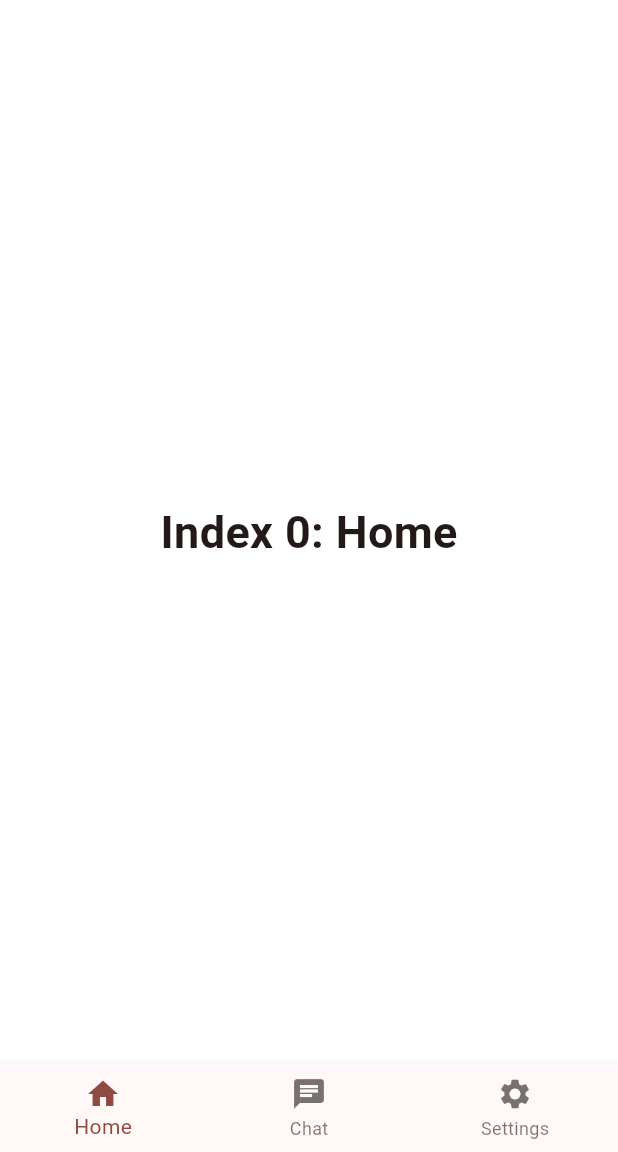
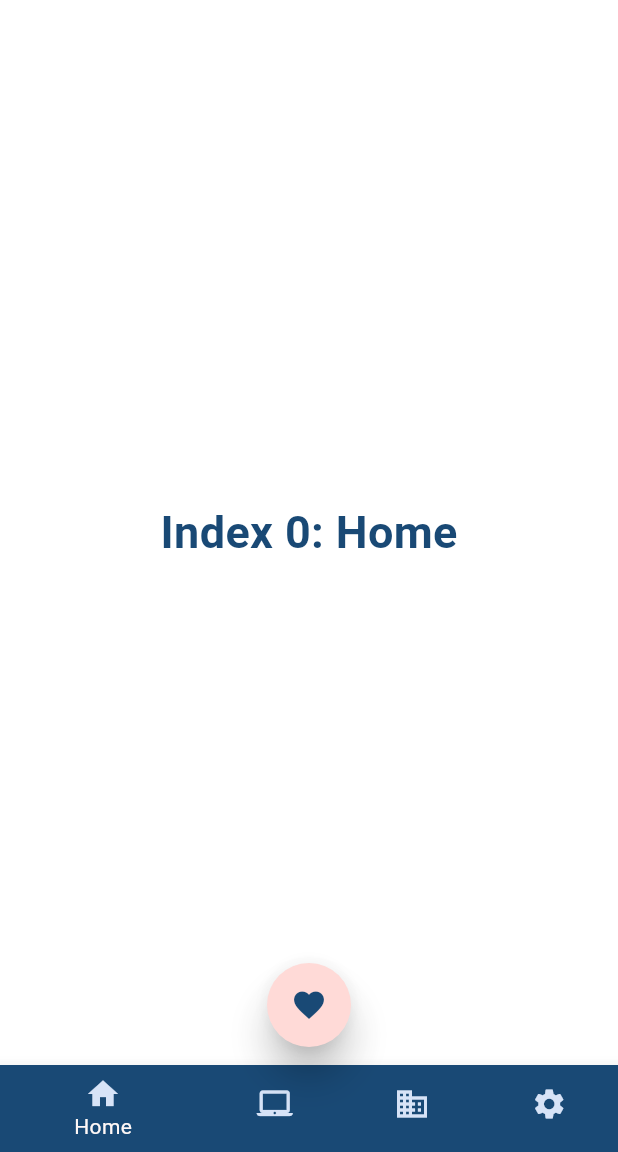
Before and after one commit to shossain786/practice_app, a Flutter app: the MyNavBarPage screen opened directly, on a phone screen of 412 x 824 dp, the part 84-1236 px from its top. Run offline on Flutter 3.47's test engine with Material 3 defaults, Android fonts, the phone set to English and light mode, and no system bars; our stand-ins replace flutter_linkify.

Commit message:
code pdate

```diff
--- a/lib/navbar_floating_btn/nav_bar_floating.dart
+++ b/lib/navbar_floating_btn/nav_bar_floating.dart
@@ -1,4 +1,6 @@
 import 'package:flutter/material.dart';
+import 'package:practice_app/main.dart';
+import 'package:practice_app/navbar_floating_btn/nav_bar_floating_btn_main.dart';
 
 class MyNavBarPage extends StatefulWidget {
   const MyNavBarPage({super.key});
@@ -9,19 +11,26 @@ class MyNavBarPage extends StatefulWidget {
 
 class _MyNavarPageState extends State<MyNavBarPage> {
   int _selectedIndex = 0;
-  static const TextStyle optionStyle =
-      TextStyle(fontSize: 30, fontWeight: FontWeight.bold);
+  static TextStyle optionStyle = TextStyle(
+    fontSize: 30,
+    fontWeight: FontWeight.bold,
+    color: kColorScheme1.onPrimaryContainer,
+  );
   final List<Widget> _myWidgets = <Widget>[
-    const Text(
+    Text(
       'Index 0: Home',
       style: optionStyle,
     ),
-    const Text(
-      'Index 1: Business',
+    Text(
+      'Index 1: Laptop',
       style: optionStyle,
     ),
-    const Text(
-      'Index 2: School',
+    Text(
+      'Index 2: Business',
+      style: optionStyle,
+    ),
+    Text(
+      'Index 3: Settings',
       style: optionStyle,
     ),
   ];
@@ -41,12 +50,52 @@ class _MyNavarPageState extends State<MyNavBarPage> {
         child: _myWidgets.elementAt(_selectedIndex),
       ),
       bottomNavigationBar: BottomNavigationBar(
-        items: const <BottomNavigationBarItem>[
-          BottomNavigationBarItem(icon: Icon(Icons.home), label: 'Home'),
-          BottomNavigationBarItem(icon: Icon(Icons.chat), label: 'Chat'),
-          BottomNavigationBarItem(icon: Icon(Icons.settings), label: 'Settings')
+        items: <BottomNavigationBarItem>[
+          BottomNavigationBarItem(
+            icon: Icon(
+              Icons.home,
+              color: kColorScheme1.secondaryContainer,
+            ),
+            label: 'Home',
+            backgroundColor: kColorScheme1.onPrimaryContainer,
+          ),
+          BottomNavigationBarItem(
+              icon: Icon(
+                Icons.laptop_mac,
+                color: kColorScheme1.secondaryContainer,
+              ),
+              label: 'Laptop'),
+          BottomNavigationBarItem(
+              icon: Icon(
+                Icons.business,
+                color: kColorScheme1.secondaryContainer,
+              ),
+              label: 'Business'),
+          BottomNavigationBarItem(
+              icon: Icon(
+                Icons.settings,
+                color: kColorScheme1.secondaryContainer,
+              ),
+              label: 'Settings')
         ],
         onTap: _onItemTapped,
+      ),
+      floatingActionButtonLocation:
+          FloatingActionButtonLocation.miniCenterFloat,
+      floatingActionButton: FloatingActionButton(
+        onPressed: () {
+          debugPrint('Floating Action Button Pressed!');
+        },
+        elevation: 10,
+        shape: const RoundedRectangleBorder(
+          borderRadius: BorderRadius.all(
+            Radius.circular(30),
+          ),
+        ),
+        child: Icon(
+          Icons.favorite,
+          color: kColorScheme1.onPrimaryContainer,
+        ),
       ),
     );
   }
--- a/lib/navbar_floating_btn/nav_bar_floating_btn_main.dart
+++ b/lib/navbar_floating_btn/nav_bar_floating_btn_main.dart
@@ -22,14 +22,26 @@ class MyApp extends StatelessWidget {
             seedColor: Colors.blue,
             brightness: Brightness.dark,
           ),
-        scaffoldBackgroundColor: kColorScheme.onSecondary.withOpacity(0.9),
+          scaffoldBackgroundColor: kColorScheme.onPrimary,
           appBarTheme: AppBarTheme(
             color: kColorScheme1.onSecondaryContainer,
             foregroundColor: kColorScheme1.onSecondary,
             centerTitle: true,
             elevation: 5,
           ),
+          bottomNavigationBarTheme: BottomNavigationBarThemeData(
+            unselectedItemColor: kColorScheme1.onSecondaryContainer,
+            selectedLabelStyle:
+                TextStyle(color: kColorScheme1.onSecondaryContainer),
+            unselectedLabelStyle:
+                TextStyle(color: kColorScheme1.onSecondaryContainer),
           ),
+          floatingActionButtonTheme: FloatingActionButtonThemeData(
+            backgroundColor: kColorScheme1.onPrimary,
+            focusColor: kColorScheme1.onPrimaryContainer,
+            splashColor: Colors.blue,
+            hoverColor: Colors.blue.shade500,
+          )),
       home: const MyNavBarPage(),
     );
   }
```
Lines whose indentation alone changed are shown as unchanged.
